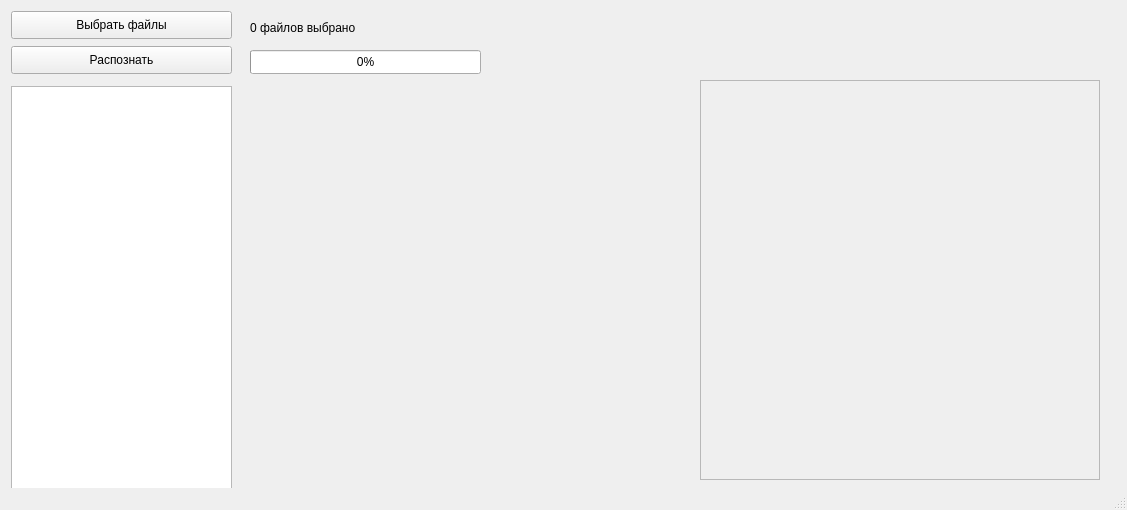
This is ui/window.ui in gle8098/diagram-recognition as Qt 5 draws it before an edit. The edited form follows.
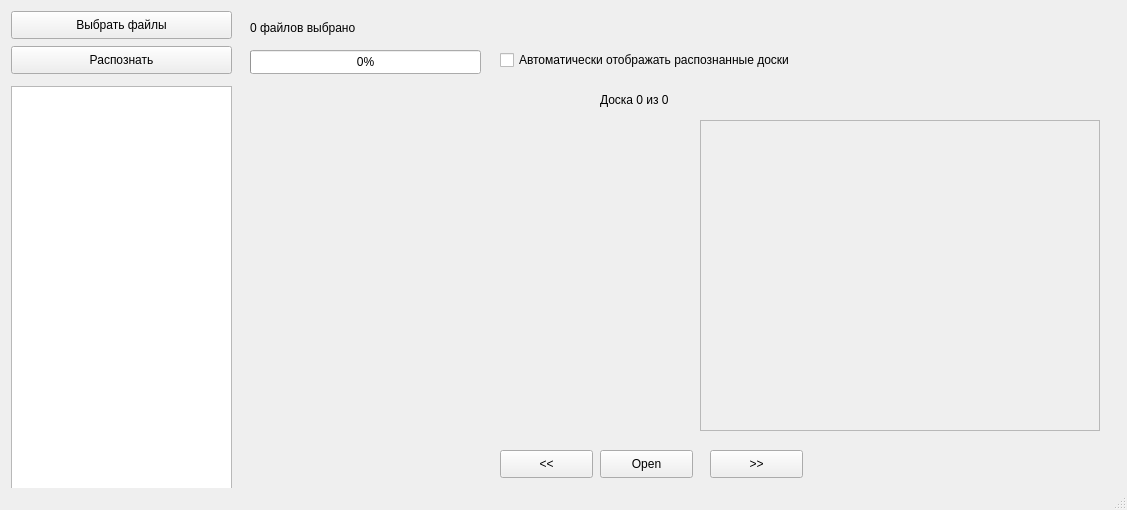
This is the edited form.

Commit message: GODR-47: displayed file selection added, legacy code removed

Diff of the .ui file:
```diff
--- a/ui/window.ui
+++ b/ui/window.ui
@@ -86,9 +86,9 @@
     <property name="geometry">
      <rect>
       <x>700</x>
-      <y>80</y>
+      <y>120</y>
       <width>400</width>
-      <height>400</height>
+      <height>311</height>
      </rect>
     </property>
     <property name="frameShape">
@@ -119,9 +119,9 @@
     <property name="geometry">
      <rect>
       <x>250</x>
-      <y>90</y>
+      <y>120</y>
       <width>400</width>
-      <height>400</height>
+      <height>311</height>
      </rect>
     </property>
     <property name="text">
@@ -131,6 +131,71 @@
      <bool>false</bool>
     </property>
    </widget>
+   <widget class="QPushButton" name="previous_button">
+    <property name="geometry">
+     <rect>
+      <x>500</x>
+      <y>450</y>
+      <width>93</width>
+      <height>28</height>
+     </rect>
+    </property>
+    <property name="text">
+     <string>&lt;&lt;</string>
+    </property>
+   </widget>
+   <widget class="QPushButton" name="next_button">
+    <property name="geometry">
+     <rect>
+      <x>710</x>
+      <y>450</y>
+      <width>93</width>
+      <height>28</height>
+     </rect>
+    </property>
+    <property name="text">
+     <string>&gt;&gt;</string>
+    </property>
+   </widget>
+   <widget class="QPushButton" name="pushButton_3">
+    <property name="geometry">
+     <rect>
+      <x>600</x>
+      <y>450</y>
+      <width>93</width>
+      <height>28</height>
+     </rect>
+    </property>
+    <property name="text">
+     <string>Open</string>
+    </property>
+   </widget>
+   <widget class="QCheckBox" name="checkBox">
+    <property name="geometry">
+     <rect>
+      <x>500</x>
+      <y>50</y>
+      <width>361</width>
+      <height>20</height>
+     </rect>
+    </property>
+    <property name="text">
+     <string>Автоматически отображать распознанные доски</string>
+    </property>
+   </widget>
+   <widget class="QLabel" name="label_board_index">
+    <property name="geometry">
+     <rect>
+      <x>600</x>
+      <y>90</y>
+      <width>131</width>
+      <height>20</height>
+     </rect>
+    </property>
+    <property name="text">
+     <string>Доска 0 из 0</string>
+    </property>
+   </widget>
   </widget>
   <widget class="QStatusBar" name="statusbar"/>
  </widget>
```
Left out of the diff: 51 changed lines with no effect on the pictures. The commit also changes 1 other file.
